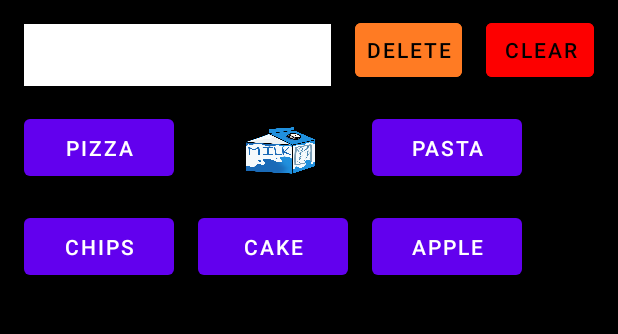
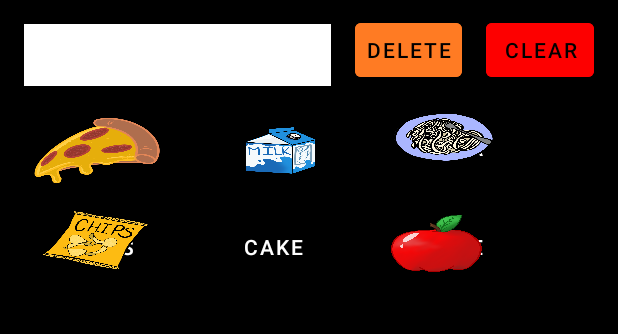
Before and after one commit to alliburgan/VocalRepos, an Android app: the FoodActivity screen opened directly, with no data from a screen before it, on a phone screen of 412 x 824 dp, the part 84-418 px from its top. Run offline under Robolectric (Android 15) with nearby library versions, the phone set to English and light mode, and no system bars.

Commit message:
added all food pictures

```diff
--- a/app/src/main/res/layout/activity_food.xml
+++ b/app/src/main/res/layout/activity_food.xml
@@ -27,6 +27,8 @@
         android:layout_height="50dp"
         android:layout_marginStart="16dp"
         android:layout_marginTop="16dp"
+        android:backgroundTint="#000000"
+        android:foreground="@drawable/pizza"
         android:onClick="btnClick"
         android:text="@string/Pizza"
         app:layout_constraintStart_toStartOf="parent"
@@ -49,6 +51,8 @@
         android:layout_width="100dp"
         android:layout_height="50dp"
         android:layout_marginStart="16dp"
+        android:backgroundTint="#000000"
+        android:foreground="@drawable/pasta"
         android:onClick="btnClick"
         android:text="@string/Pasta"
         app:layout_constraintBottom_toBottomOf="@+id/milk"
@@ -88,6 +92,7 @@
         android:layout_height="50dp"
         android:layout_marginStart="16dp"
         android:layout_marginTop="16dp"
+        android:backgroundTint="#000000"
         android:onClick="btnClick"
         android:text="@string/Cake"
         app:layout_constraintStart_toEndOf="@+id/btnChips"
@@ -99,6 +104,8 @@
         android:layout_height="50dp"
         android:layout_marginStart="16dp"
         android:layout_marginTop="16dp"
+        android:backgroundTint="#000000"
+        android:foreground="@drawable/apple"
         android:text="@string/Apple"
         app:layout_constraintStart_toEndOf="@+id/btnCake"
         app:layout_constraintTop_toBottomOf="@+id/pasta" />
@@ -109,8 +116,11 @@
         android:layout_height="50dp"
         android:layout_marginStart="16dp"
         android:layout_marginTop="16dp"
+        android:backgroundTint="#000000"
+        android:foreground="@drawable/chips"
         android:onClick="btnClick"
         android:text="@string/Chips"
+
         app:layout_constraintStart_toStartOf="parent"
         app:layout_constraintTop_toBottomOf="@+id/pizza" />
 </androidx.constraintlayout.widget.ConstraintLayout>
--- a/build.gradle
+++ b/build.gradle
@@ -5,7 +5,7 @@ buildscript {
         mavenCentral()
     }
     dependencies {
-        classpath 'com.android.tools.build:gradle:7.0.4'
+        classpath 'com.android.tools.build:gradle:7.1.0'
         classpath "org.jetbrains.kotlin:kotlin-gradle-plugin:1.5.20"
 
         // NOTE: Do not place your application dependencies here; they belong
```
Also changed, not shown: app/src/main/res/drawable/apple.png (added), app/src/main/res/drawable/chicken.png (added), app/src/main/res/drawable/chips.png (added), app/src/main/res/drawable/pasta.png (added), app/src/main/res/drawable/pizza.PNG (added), gradle/wrapper/gradle-wrapper.properties.
